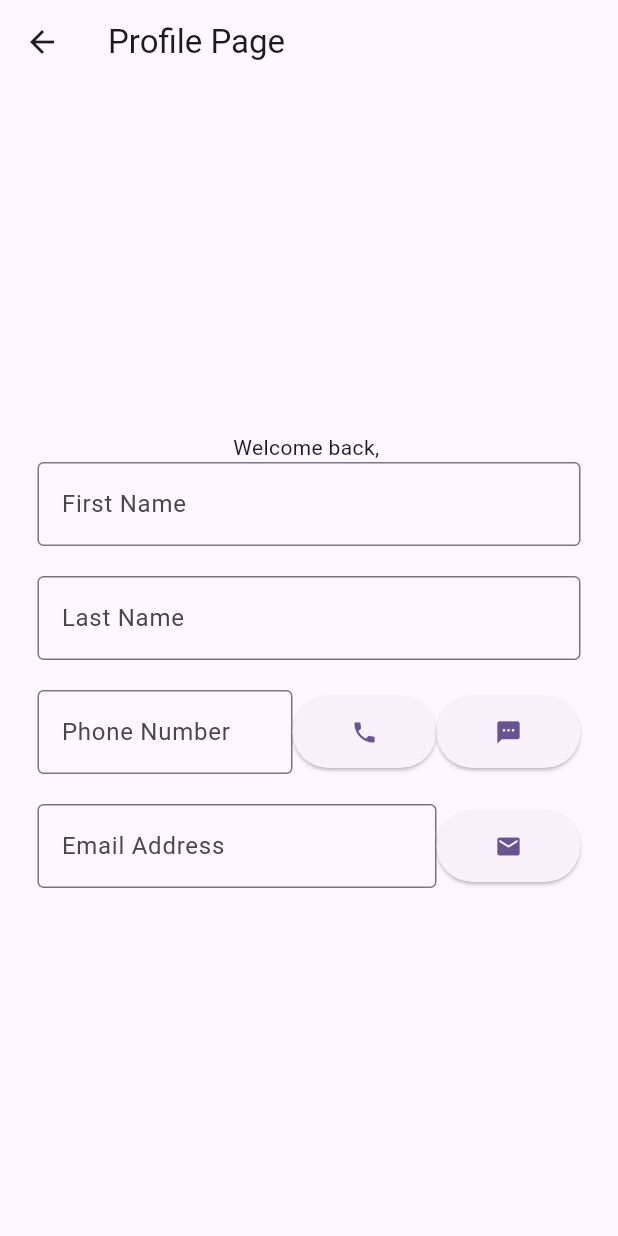
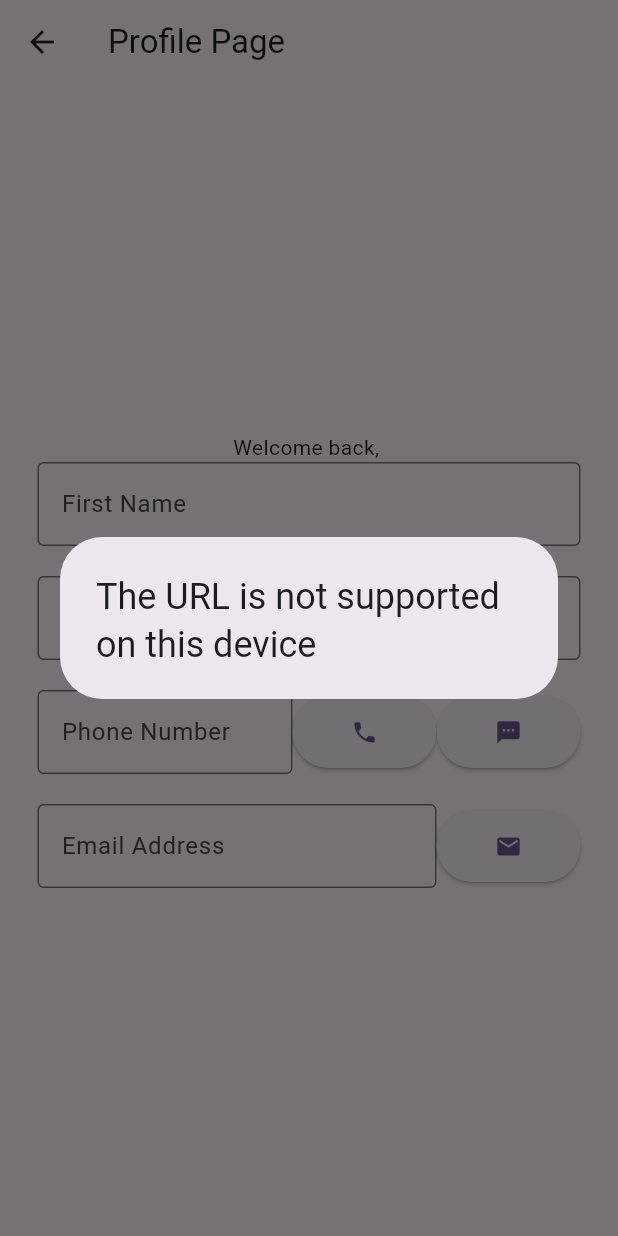
Before and after one commit to philiposive/mobile_programming, a Flutter app: the ProfilePage screen opened by its route, after a tap on the "sms" icon, on a phone screen of 412 x 824 dp. Run offline on Flutter 3.47's test engine with Material 3 defaults, Android fonts, the phone set to English and light mode, and no system bars; missing offline and left inert: encrypted_shared_preferences.

Commit message:
Minor code change

```diff
--- a/lib/ProfilePage.dart
+++ b/lib/ProfilePage.dart
@@ -69,28 +69,47 @@ class ProfilePageState extends State<ProfilePage> {
                     ),
 
                 ElevatedButton(
-                    onPressed: () async {
+                    onPressed: () {},
+                    child: IconButton(onPressed: () async {
 
-                      var itCan = await canLaunch("tel: ${_phone.value.text}");
+                      var URI = Uri.parse("tel://${_phone.value.text}");
+
+                      var itCan = await launchUrl(URI);
 
                       if(itCan)
 
-                        launch("tel: ${_phone.value.text}");
+                        launchUrl(URI);
 
                       else
 
                         showDialog(context: context,
                             builder: (context) => AlertDialog(
-                              title: Text("The URL is not supported on this device")
+                                title: Text("The URL is not supported on this device")
                             ));
 
-                    },
-                    child: IconButton(onPressed: () {}, icon: Icon(Icons.phone))
+                    }, icon: Icon(Icons.phone))
                 ),
 
                 ElevatedButton(
                     onPressed: () {},
-                    child: IconButton(onPressed: () {}, icon: Icon(Icons.sms))
+                    child: IconButton(onPressed: () async {
+
+                      var URI = Uri.parse("sms://${_phone.value.text}");
+
+                      var itCan = await launchUrl(URI);
+
+                      if(itCan)
+
+                        launchUrl(URI);
+
+                      else
+
+                        showDialog(context: context,
+                            builder: (context) => AlertDialog(
+                                title: Text("The URL is not supported on this device")
+                            ));
+
+                    }, icon: Icon(Icons.sms))
                 ),
 
               ])),
@@ -112,7 +131,24 @@ class ProfilePageState extends State<ProfilePage> {
 
                 ElevatedButton(
                     onPressed: () {},
-                    child: IconButton(onPressed: () {}, icon: Icon(Icons.email)))
+                    child: IconButton(onPressed: () async {
+
+                      var URI = Uri.parse("mailto://${_email.value.text}");
+
+                      var itCan = await launchUrl(URI);
+
+                      if(itCan)
+
+                        launchUrl(URI);
+
+                      else
+
+                        showDialog(context: context,
+                            builder: (context) => AlertDialog(
+                                title: Text("The URL is not supported on this device")
+                            ));
+
+                    }, icon: Icon(Icons.email)))
               ]))
             ])
         )
```
